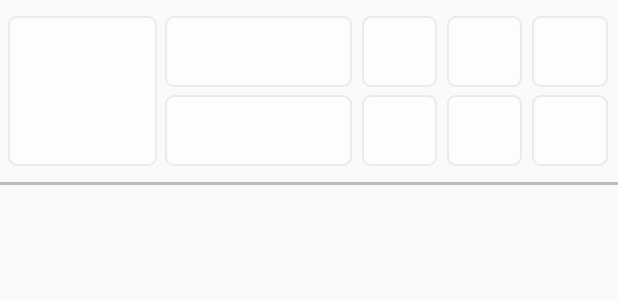
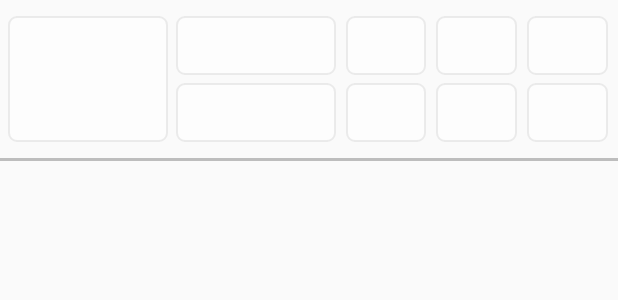
Before and after one commit to HongSonMTA/AIQuran, an Android app: the layout item_ajzaa.xml on its own in the app's theme, with its tools: preview values and no code run, on a phone screen of 412 x 824 dp. Shown: the top 300 px of the screen. Run offline under Robolectric (Android 15) with nearby library versions, the phone set to English and light mode, and no system bars.

Commit message:
update
update

```diff
--- a/AIQuran/app/src/main/res/layout/item_ajzaa.xml
+++ b/AIQuran/app/src/main/res/layout/item_ajzaa.xml
@@ -31,11 +31,11 @@
                     android:layout_height="match_parent"
                     android:background="?attr/selectableItemBackgroundBorderless"
                     android:textStyle="bold"
-                    android:textSize="20dp"
+                    style="?android:attr/textAppearanceLarge"
                     android:text="@{item.joza}"/>
             </LinearLayout>
             <LinearLayout
-                android:layout_weight="2.5"
+                android:layout_weight="2"
                 android:layout_width="0dp"
                 android:layout_gravity="center"
                 android:layout_height="match_parent"
@@ -54,7 +54,7 @@
                         android:layout_height="match_parent"
                         android:gravity="center"
                         android:background="?attr/selectableItemBackgroundBorderless"
-                        android:textSize="20dp"
+                        style="?android:attr/textAppearance"
                         android:text="@{item.hezbTop}"/>
                 </LinearLayout>
                 <LinearLayout
@@ -68,7 +68,7 @@
                         android:layout_height="match_parent"
                         android:background="?attr/selectableItemBackgroundBorderless"
                         android:gravity="center"
-                        android:textSize="20dp"
+                        style="?android:attr/textAppearance"
                         android:text="@{item.heznBottom}"/>
                 </LinearLayout>
             </LinearLayout>
@@ -92,7 +92,7 @@
                         android:layout_height="match_parent"
                         android:background="?attr/selectableItemBackgroundBorderless"
                         android:gravity="center"
-                        android:textSize="16dp"
+                        style="?android:attr/textAppearance"
                         android:text="@{item.top14}"/>
                 </LinearLayout>
 
@@ -110,7 +110,7 @@
                         android:background="?attr/selectableItemBackgroundBorderless"
                         android:gravity="center"
                         android:text="@{item.bottom14}"
-                        android:textSize="16dp" />
+                        style="?android:attr/textAppearance"/>
                 </LinearLayout>
             </LinearLayout>
             <LinearLayout
@@ -134,7 +134,7 @@
                         android:layout_height="match_parent"
                         android:background="?attr/selectableItemBackgroundBorderless"
                         android:gravity="center"
-                        android:textSize="16dp"
+                        style="?android:attr/textAppearance"
                         android:text="@{item.top12}"/>
                 </LinearLayout>
                 <LinearLayout
@@ -148,7 +148,7 @@
                         android:layout_height="match_parent"
                         android:background="?attr/selectableItemBackgroundBorderless"
                         android:gravity="center"
-                        android:textSize="16dp"
+                        style="?android:attr/textAppearance"
                         android:text="@{item.bottom12}"/>
                 </LinearLayout>
             </LinearLayout>
@@ -172,7 +172,7 @@
                         android:layout_height="match_parent"
                         android:background="?attr/selectableItemBackgroundBorderless"
                         android:gravity="center"
-                        android:textSize="18dp"
+                        style="?android:attr/textAppearance"
                         android:text="@{item.top34}"/>
                 </LinearLayout>
                 <LinearLayout
@@ -186,7 +186,7 @@
                         android:layout_height="match_parent"
                         android:background="?attr/selectableItemBackgroundBorderless"
                         android:gravity="center"
-                        android:textSize="18dp"
+                        style="?android:attr/textAppearance"
                         android:text="@{item.bottom34}"/>
                 </LinearLayout>
             </LinearLayout>
```
